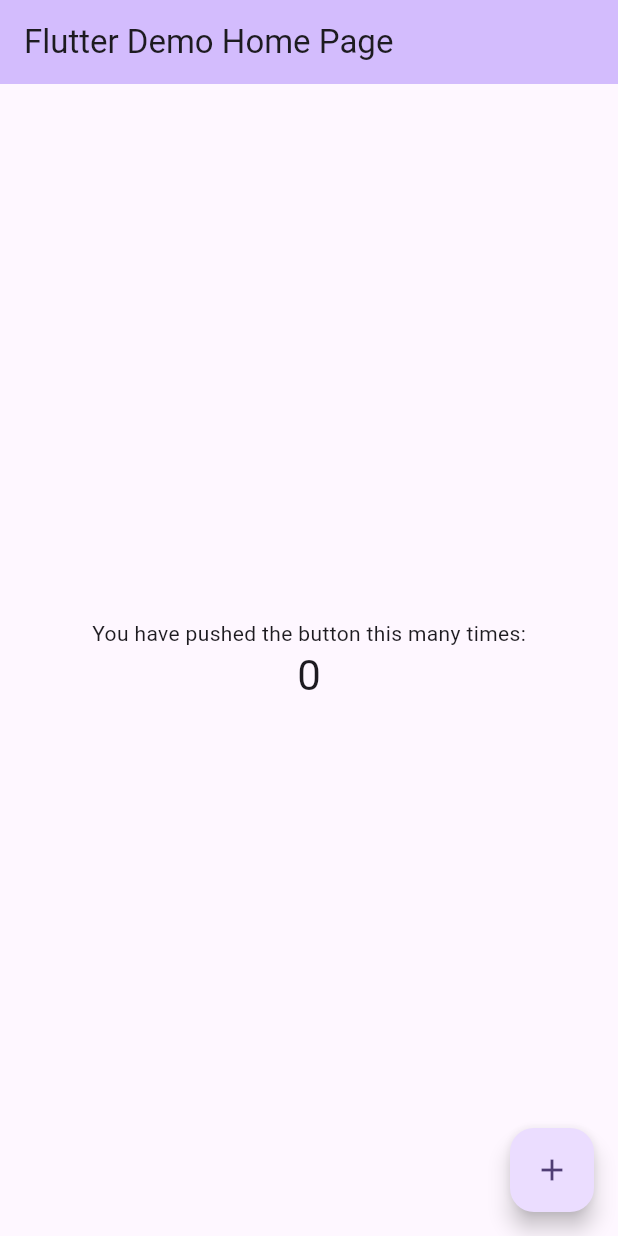
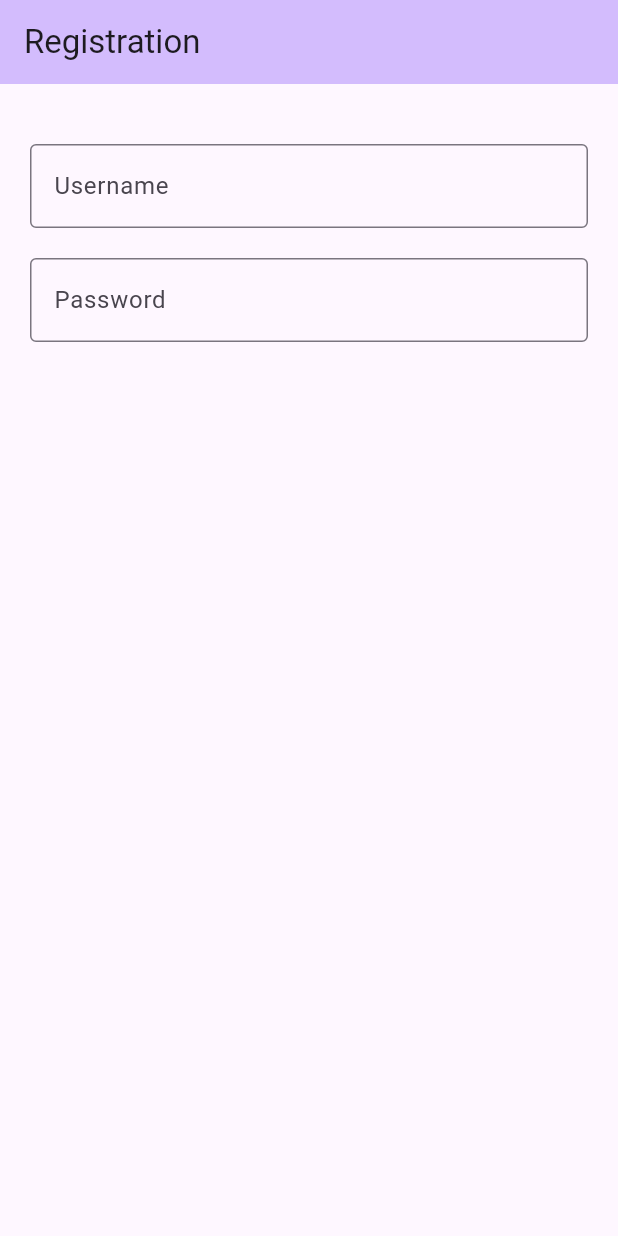
Before and after one commit to etaghiye/mdo, a Flutter app: the screen it shows after launch, on a phone screen of 412 x 824 dp. Run offline on Flutter 3.47's test engine with Material 3 defaults, Android fonts, the phone set to English and light mode, and no system bars.

Commit message:
Registration

```diff
--- a/lib/main.dart
+++ b/lib/main.dart
@@ -1,4 +1,5 @@
 import 'package:flutter/material.dart';
+import 'package:mdo/pages/MyHomePage.dart';
 
 void main() {
   runApp(const MyApp());
@@ -11,115 +12,12 @@ class MyApp extends StatelessWidget {
   @override
   Widget build(BuildContext context) {
     return MaterialApp(
-      title: 'Flutter Demo',
       theme: ThemeData(
-        // This is the theme of your application.
-        //
-        // TRY THIS: Try running your application with "flutter run". You'll see
-        // the application has a purple toolbar. Then, without quitting the app,
-        // try changing the seedColor in the colorScheme below to Colors.green
-        // and then invoke "hot reload" (save your changes or press the "hot
-        // reload" button in a Flutter-supported IDE, or press "r" if you used
-        // the command line to start the app).
-        //
-        // Notice that the counter didn't reset back to zero; the application
-        // state is not lost during the reload. To reset the state, use hot
-        // restart instead.
-        //
-        // This works for code too, not just values: Most code changes can be
-        // tested with just a hot reload.
         colorScheme: ColorScheme.fromSeed(seedColor: Colors.deepPurple),
         useMaterial3: true,
       ),
-      home: const MyHomePage(title: 'Flutter Demo Home Page'),
+      home: const Registration(title: 'Registration'),
+      debugShowCheckedModeBanner: false,
     );
   }
 }
-
-class MyHomePage extends StatefulWidget {
-  const MyHomePage({super.key, required this.title});
-
-  // This widget is the home page of your application. It is stateful, meaning
-  // that it has a State object (defined below) that contains fields that affect
-  // how it looks.
-
-  // This class is the configuration for the state. It holds the values (in this
-  // case the title) provided by the parent (in this case the App widget) and
-  // used by the build method of the State. Fields in a Widget subclass are
-  // always marked "final".
-
-  final String title;
-
-  @override
-  State<MyHomePage> createState() => _MyHomePageState();
-}
-
-class _MyHomePageState extends State<MyHomePage> {
-  int _counter = 0;
-
-  void _incrementCounter() {
-    setState(() {
-      // This call to setState tells the Flutter framework that something has
-      // changed in this State, which causes it to rerun the build method below
-      // so that the display can reflect the updated values. If we changed
-      // _counter without calling setState(), then the build method would not be
-      // called again, and so nothing would appear to happen.
-      _counter++;
-    });
-  }
-
-  @override
-  Widget build(BuildContext context) {
-    // This method is rerun every time setState is called, for instance as done
-    // by the _incrementCounter method above.
-    //
-    // The Flutter framework has been optimized to make rerunning build methods
-    // fast, so that you can just rebuild anything that needs updating rather
-    // than having to individually change instances of widgets.
-    return Scaffold(
-      appBar: AppBar(
-        // TRY THIS: Try changing the color here to a specific color (to
-        // Colors.amber, perhaps?) and trigger a hot reload to see the AppBar
-        // change color while the other colors stay the same.
-        backgroundColor: Theme.of(context).colorScheme.inversePrimary,
-        // Here we take the value from the MyHomePage object that was created by
-        // the App.build method, and use it to set our appbar title.
-        title: Text(widget.title),
-      ),
-      body: Center(
-        // Center is a layout widget. It takes a single child and positions it
-        // in the middle of the parent.
-        child: Column(
-          // Column is also a layout widget. It takes a list of children and
-          // arranges them vertically. By default, it sizes itself to fit its
-          // children horizontally, and tries to be as tall as its parent.
-          //
-          // Column has various properties to control how it sizes itself and
-          // how it positions its children. Here we use mainAxisAlignment to
-          // center the children vertically; the main axis here is the vertical
-          // axis because Columns are vertical (the cross axis would be
-          // horizontal).
-          //
-          // TRY THIS: Invoke "debug painting" (choose the "Toggle Debug Paint"
-          // action in the IDE, or press "p" in the console), to see the
-          // wireframe for each widget.
-          mainAxisAlignment: MainAxisAlignment.center,
-          children: <Widget>[
-            const Text(
-              'You have pushed the button this many times:',
-            ),
-            Text(
-              '$_counter',
-              style: Theme.of(context).textTheme.headlineMedium,
-            ),
-          ],
-        ),
-      ),
-      floatingActionButton: FloatingActionButton(
-        onPressed: _incrementCounter,
-        tooltip: 'Increment',
-        child: const Icon(Icons.add),
-      ), // This trailing comma makes auto-formatting nicer for build methods.
-    );
-  }
-}
--- /dev/null
+++ b/lib/pages/MyHomePage.dart
@@ -0,0 +1,74 @@
+import 'package:flutter/material.dart';
+
+class Registration extends StatefulWidget {
+  const Registration({super.key, required this.title});
+
+  final String title;
+
+  @override
+  State<Registration> createState() => _RegistrationState();
+}
+
+class _RegistrationState extends State<Registration> {
+  @override
+  Widget build(BuildContext context) {
+    return GestureDetector(
+      onTap: () => FocusManager.instance.primaryFocus!.unfocus(),
+      child: Scaffold(
+        appBar: AppBar(
+          backgroundColor: Theme.of(context).colorScheme.inversePrimary,
+          title: Text(widget.title),
+        ),
+        body: Padding(
+          padding: const EdgeInsets.symmetric(horizontal: 20),
+          child: Column(
+            children: [
+              const SizedBox(height: 40),
+              _getUserNameField(),
+              const SizedBox(height: 20),
+              _getPasswordField(),
+            ],
+          ),
+        ),
+      ),
+    );
+  }
+
+// -----------------------------------------------------------------------------
+//
+//
+  Widget _getUserNameField() {
+    return TextFormField(
+      // controller: _usernameController,
+      decoration: const InputDecoration(
+        labelText: 'Username',
+        border: OutlineInputBorder(),
+      ),
+      validator: (value) {
+        if (value == null || value.isEmpty) {
+          return 'Please enter your username';
+        }
+        return null;
+      },
+    );
+  }
+
+// -----------------------------------------------------------------------------
+//
+//
+  Widget _getPasswordField() {
+    return TextFormField(
+      // controller: _usernameController,
+      decoration: const InputDecoration(
+        labelText: 'Password',
+        border: OutlineInputBorder(),
+      ),
+      validator: (value) {
+        if (value == null || value.isEmpty) {
+          return 'Please enter your password';
+        }
+        return null;
+      },
+    );
+  }
+}
```
